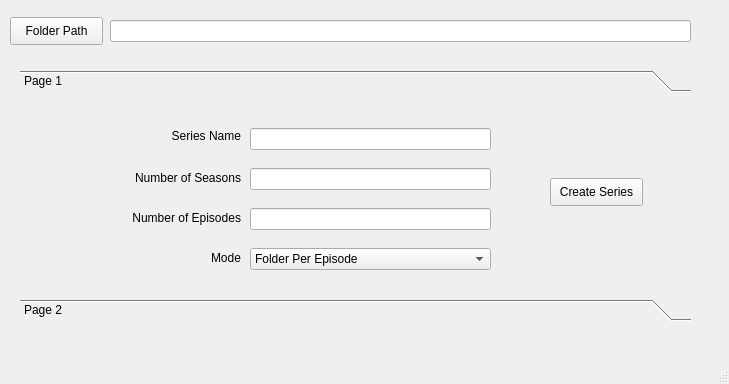
This is GUI/main.ui in nipunsampath/Folder-Maker as Qt 5 draws it before an edit. The edited form follows.
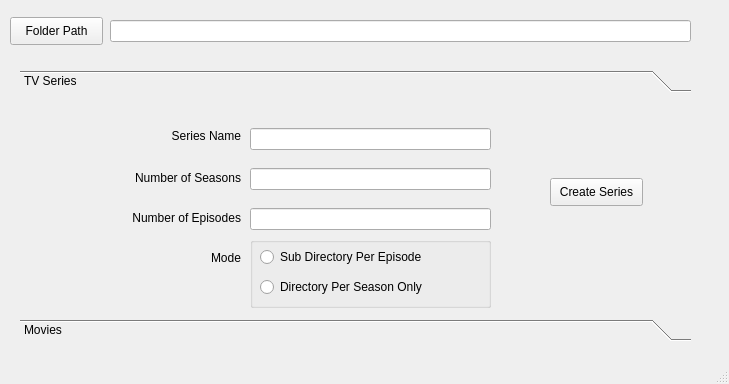
This is the edited form.

Commit message: changed the checkboxes to radio buttons

The edit to the form file:
```diff
--- a/GUI/main.ui
+++ b/GUI/main.ui
@@ -43,7 +43,7 @@
       <x>20</x>
       <y>70</y>
       <width>671</width>
-      <height>251</height>
+      <height>271</height>
      </rect>
     </property>
     <property name="currentIndex">
@@ -55,11 +55,11 @@
        <x>0</x>
        <y>0</y>
        <width>671</width>
-       <height>189</height>
+       <height>209</height>
       </rect>
      </property>
      <attribute name="label">
-      <string>Page 1</string>
+      <string>TV Series</string>
      </attribute>
      <widget class="QLineEdit" name="seriesName">
       <property name="geometry">
@@ -155,26 +155,6 @@
        <set>Qt::AlignRight|Qt::AlignTrailing|Qt::AlignVCenter</set>
       </property>
      </widget>
-     <widget class="QComboBox" name="comboBox">
-      <property name="geometry">
-       <rect>
-        <x>230</x>
-        <y>150</y>
-        <width>241</width>
-        <height>22</height>
-       </rect>
-      </property>
-      <item>
-       <property name="text">
-        <string>Folder Per Episode</string>
-       </property>
-      </item>
-      <item>
-       <property name="text">
-        <string>Folder Per Season Only</string>
-       </property>
-      </item>
-     </widget>
      <widget class="QPushButton" name="createSeries">
       <property name="geometry">
        <rect>
@@ -188,6 +168,51 @@
        <string>Create Series</string>
       </property>
      </widget>
+     <widget class="QGroupBox" name="groupBox">
+      <property name="geometry">
+       <rect>
+        <x>230</x>
+        <y>139</y>
+        <width>241</width>
+        <height>71</height>
+       </rect>
+      </property>
+      <property name="title">
+       <string/>
+      </property>
+      <widget class="QRadioButton" name="perEpisodeRb">
+       <property name="geometry">
+        <rect>
+         <x>10</x>
+         <y>10</y>
+         <width>221</width>
+         <height>20</height>
+        </rect>
+       </property>
+       <property name="toolTip">
+        <string>Creates sub directories for episodes inside a Season directory</string>
+       </property>
+       <property name="text">
+        <string>Sub Directory Per Episode</string>
+       </property>
+      </widget>
+      <widget class="QRadioButton" name="perSeasonRb">
+       <property name="geometry">
+        <rect>
+         <x>10</x>
+         <y>40</y>
+         <width>221</width>
+         <height>20</height>
+        </rect>
+       </property>
+       <property name="toolTip">
+        <string>Creates only Seasons directories and Subtitles directories inside them</string>
+       </property>
+       <property name="text">
+        <string>Directory Per Season Only</string>
+       </property>
+      </widget>
+     </widget>
     </widget>
     <widget class="QWidget" name="movies">
      <property name="geometry">
@@ -199,7 +224,7 @@
       </rect>
      </property>
      <attribute name="label">
-      <string>Page 2</string>
+      <string>Movies</string>
      </attribute>
     </widget>
    </widget>
```
Left out of the diff: 4 changed lines with no effect on the pictures. The commit also changes 1 other file.
